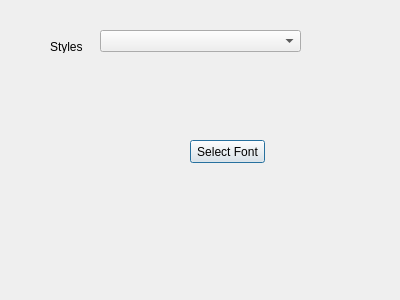
The window that gmsrc_ex/tools/GMDebuggerQt/gmdebuggersettings.ui (jswigart/gmscriptex) describes before a commit, drawn with Qt 5.
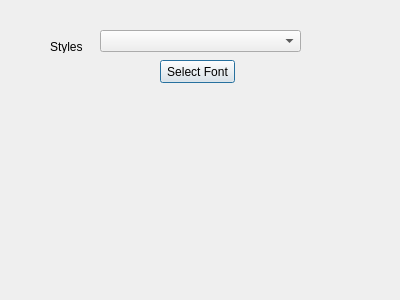
The same window after the commit.

What changed in the file:
```diff
--- a/gmsrc_ex/tools/GMDebuggerQt/gmdebuggersettings.ui
+++ b/gmsrc_ex/tools/GMDebuggerQt/gmdebuggersettings.ui
@@ -45,8 +45,8 @@
   <widget class="QPushButton" name="buttonSetFont">
    <property name="geometry">
     <rect>
-     <x>190</x>
-     <y>140</y>
+     <x>160</x>
+     <y>60</y>
      <width>75</width>
      <height>23</height>
     </rect>
```
